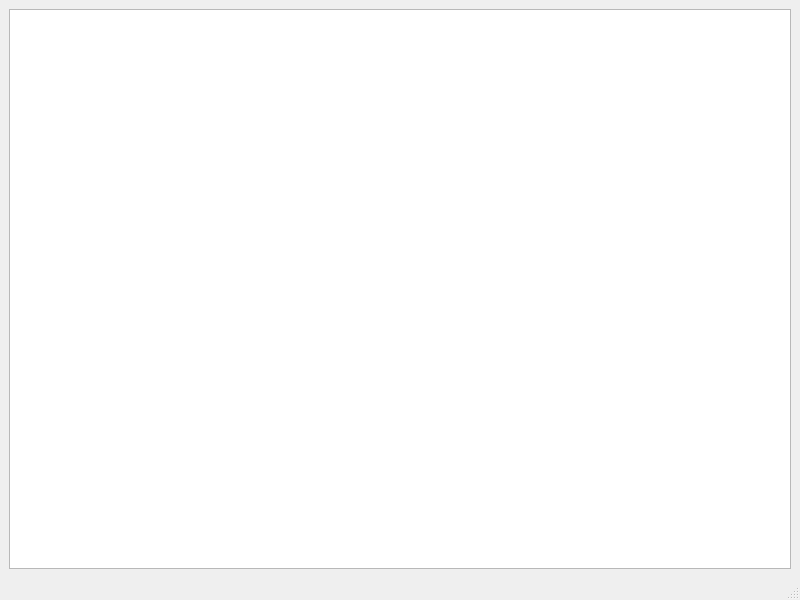
Qt form mainwindow.ui (sergkurilenko/qt2) before a commit.
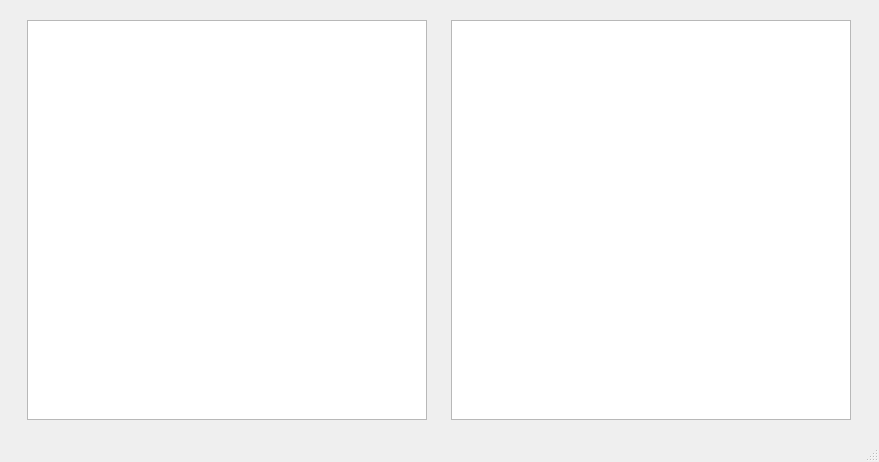
The same form after that commit.

What changed in the file:
```diff
--- a/mainwindow.ui
+++ b/mainwindow.ui
@@ -6,8 +6,8 @@
    <rect>
     <x>0</x>
     <y>0</y>
-    <width>800</width>
-    <height>600</height>
+    <width>879</width>
+    <height>462</height>
    </rect>
   </property>
   <property name="windowTitle">
@@ -17,17 +17,45 @@
    <layout class="QHBoxLayout" name="horizontalLayout">
     <item>
      <widget class="QTableView" name="tableView">
+      <property name="maximumSize">
+       <size>
+        <width>400</width>
+        <height>400</height>
+       </size>
+      </property>
       <attribute name="horizontalHeaderMinimumSectionSize">
-       <number>3</number>
+       <number>40</number>
       </attribute>
       <attribute name="horizontalHeaderDefaultSectionSize">
-       <number>3</number>
+       <number>40</number>
       </attribute>
       <attribute name="verticalHeaderMinimumSectionSize">
-       <number>3</number>
+       <number>40</number>
       </attribute>
       <attribute name="verticalHeaderDefaultSectionSize">
-       <number>3</number>
+       <number>40</number>
+      </attribute>
+     </widget>
+    </item>
+    <item>
+     <widget class="QTableView" name="tableView_2">
+      <property name="maximumSize">
+       <size>
+        <width>400</width>
+        <height>400</height>
+       </size>
+      </property>
+      <attribute name="horizontalHeaderMinimumSectionSize">
+       <number>40</number>
+      </attribute>
+      <attribute name="horizontalHeaderDefaultSectionSize">
+       <number>43</number>
+      </attribute>
+      <attribute name="verticalHeaderMinimumSectionSize">
+       <number>40</number>
+      </attribute>
+      <attribute name="verticalHeaderDefaultSectionSize">
+       <number>40</number>
       </attribute>
      </widget>
     </item>
```
Left out of the diff: 13 changed lines with no effect on the pictures.
